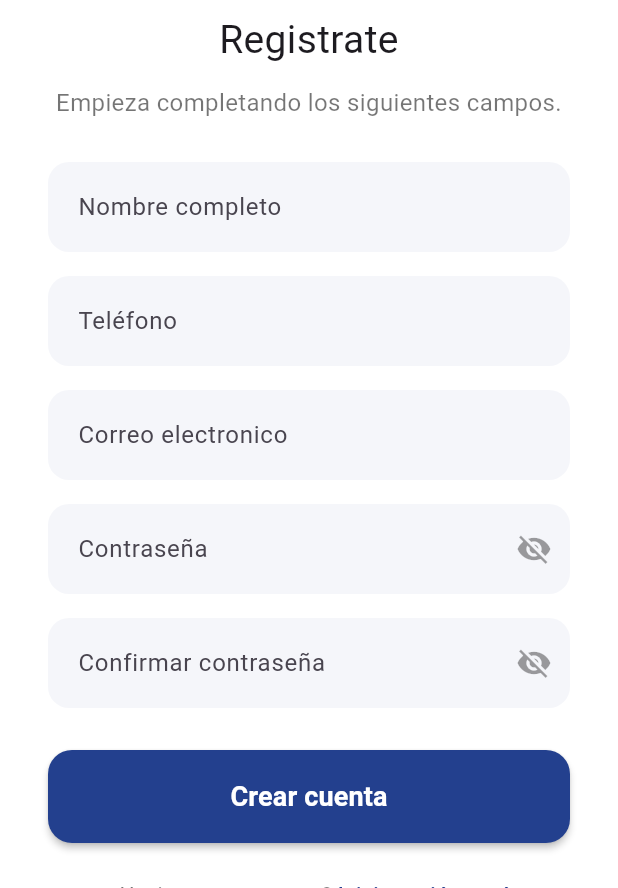
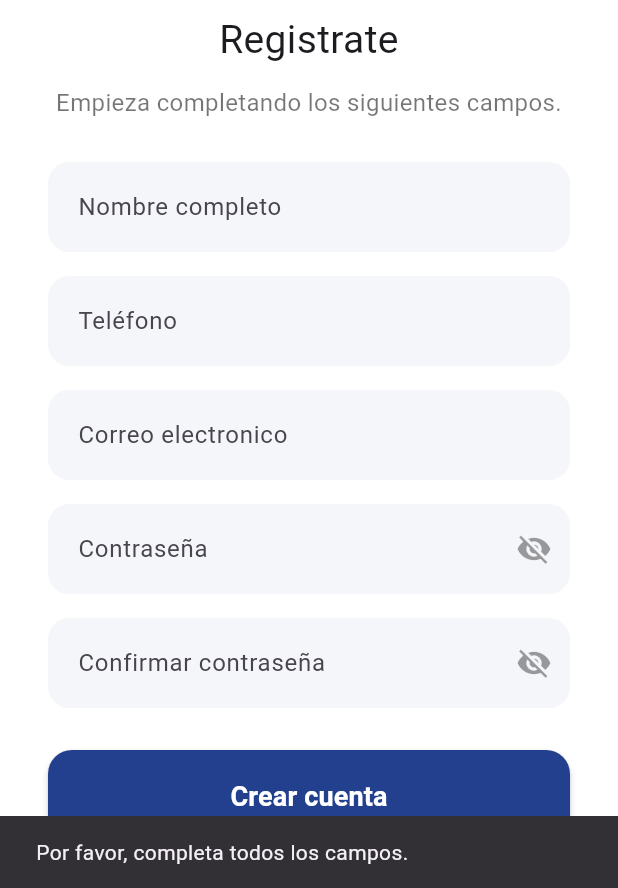
Before and after one commit to tlugoh-blip/front_casillero_virtual, a Flutter app: the RegistrarPantalla screen opened directly, after a tap on "Crear cuenta", on a phone screen of 412 x 824 dp, the part 348-1236 px from its top. Run offline on Flutter 3.47's test engine with Material 3 defaults, Android fonts, the phone set to English and light mode, and no system bars.

Commit message:
Feature: conexión con la ventana registrar

```diff
--- a/lib/api_service.dart
+++ b/lib/api_service.dart
@@ -16,5 +16,26 @@ class ApiService {
     return response;
   }
 
+  // Función para registrar usuario con todos los campos de la pantalla
+  static Future<http.Response> register({
+    required String nombre,
+    required String telefono,
+    required String email,
+    required String contrasenia,
+  }) async {
+    final url = Uri.parse('$baseUrl/usuario/add');
+    final response = await http.post(
+      url,
+      headers: {'Content-Type': 'application/json'},
+      body: jsonEncode({
+        'nombre': nombre,
+        'telefono': telefono,
+        'email': email,
+        'contrasenia': contrasenia,
+      }),
+    );
+    return response;
+  }
+
   // Puedes agregar más funciones para otros endpoints aquí
 }
--- a/lib/pantallas/Registrar_pantalla.dart
+++ b/lib/pantallas/Registrar_pantalla.dart
@@ -1,4 +1,5 @@
 import 'package:flutter/material.dart';
+import '../api_service.dart';
 
 class RegistrarPantalla extends StatefulWidget {
   const RegistrarPantalla({super.key});
@@ -158,8 +159,46 @@ class _RegistrarPantallaState extends State<RegistrarPantalla> {
                       ),
                       elevation: 2,
                     ),
-                    onPressed: () {
-                      // TODO: lógica de registro
+                    onPressed: () async {
+                      final nombre = nombreController.text.trim();
+                      final telefono = telefonoController.text.trim();
+                      final email = correoController.text.trim();
+                      final contrasenia = claveController.text;
+                      final confirmar = confirmarClaveController.text;
+                      if (nombre.isEmpty || telefono.isEmpty || email.isEmpty || contrasenia.isEmpty || confirmar.isEmpty) {
+                        ScaffoldMessenger.of(context).showSnackBar(
+                          const SnackBar(content: Text('Por favor, completa todos los campos.')),
+                        );
+                        return;
+                      }
+                      if (contrasenia != confirmar) {
+                        ScaffoldMessenger.of(context).showSnackBar(
+                          const SnackBar(content: Text('Las contraseñas no coinciden.')),
+                        );
+                        return;
+                      }
+                      try {
+                        final response = await ApiService.register(
+                          nombre: nombre,
+                          telefono: telefono,
+                          email: email,
+                          contrasenia: contrasenia,
+                        );
+                        if (response.statusCode == 200 || response.statusCode == 201) {
+                          ScaffoldMessenger.of(context).showSnackBar(
+                            const SnackBar(content: Text('Registro exitoso. Inicia sesión.')),
+                          );
+                          // Puedes navegar a la pantalla de login aquí si lo deseas
+                        } else {
+                          ScaffoldMessenger.of(context).showSnackBar(
+                            SnackBar(content: Text('Error: ' + (response.body.isNotEmpty ? response.body : 'No se pudo registrar.'))),
+                          );
+                        }
+                      } catch (e) {
+                        ScaffoldMessenger.of(context).showSnackBar(
+                          SnackBar(content: Text('Error de conexión: $e')),
+                        );
+                      }
                     },
                     child: const Text(
                       'Crear cuenta',
```
